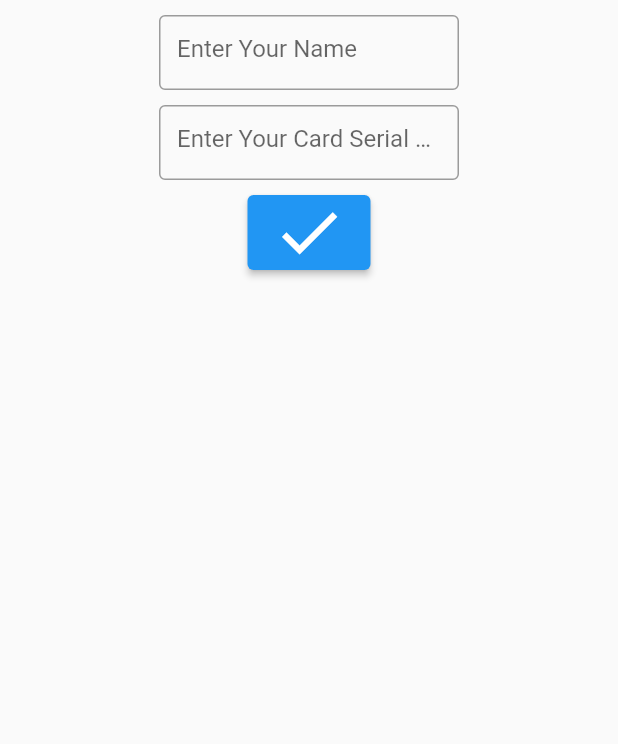
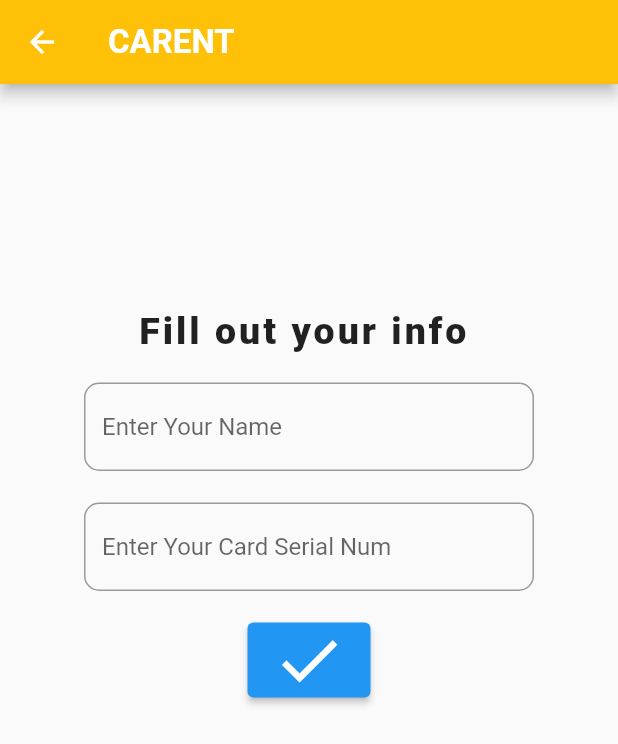
Before and after one commit to abed-hami/CaRent, a Flutter app: the InfoWidget screen opened directly, on a phone screen of 412 x 824 dp. Shown: the top 744 px of the screen. Run offline on Flutter 3.47's test engine with Material 2 defaults, Android fonts, the phone set to English and light mode, and no system bars.

```diff
--- a/lib/information.dart
+++ b/lib/information.dart
@@ -56,29 +56,59 @@ class _InfoWidgetState extends State<InfoWidget> {
   @override
   Widget build(BuildContext context) {
     return Scaffold(
+        appBar: AppBar(
+
+          title: const Text('CARENT'),
+          titleTextStyle: const TextStyle(
+              color: Colors.white,
+              fontSize: 22,
+              fontWeight: FontWeight.bold
+
+          ),
+          backgroundColor:  Colors.amber[500],
+        ),
        body: Center(child: Column(children: [
 
-          const SizedBox(height: 10),
+          const SizedBox(height: 150),
+         Text("Fill out your info ",style: TextStyle(fontSize: 25, fontWeight: FontWeight.w900,letterSpacing: 2),),
+         const SizedBox(height: 20),
 
-          SizedBox(width: 200, height: 50,
+         SizedBox(
+           width: 300,
+           height: 70,
+           child: TextField(
+             controller: _controllerName,
+             decoration: InputDecoration(
+               border: OutlineInputBorder(
+                 borderRadius: BorderRadius.all(Radius.circular(10)),
+               ),
+               hintText: 'Enter Your Name',
+             ),
+           ),
+         ),
 
-            child: TextField(controller: _controllerName,
+         const SizedBox(height: 10),
 
-                decoration: const InputDecoration(border: OutlineInputBorder(), hintText: 'Enter Your Name')),
+         SizedBox(
+           width: 300,
+           height: 70,
+           child: TextField(
+             controller: _controllerCard,
+             decoration: InputDecoration(
+               border: const OutlineInputBorder(
+                 borderSide: BorderSide(
+                   color: Colors.black,  // Border color
+                   width: 7,           // Border width
+                 ),
+                 borderRadius: BorderRadius.all(Radius.circular(10)),
+               ),
+               hintText: 'Enter Your Card Serial Num',
+             ),
+           ),
+         ),
 
-          ),
 
-          const SizedBox(height: 10),
-
-          SizedBox(width: 200, height: 50,
-
-            child: TextField(controller: _controllerCard,
-
-                decoration: const InputDecoration(border: OutlineInputBorder(), hintText: 'Enter Your Card Serial Num')),
-
-          ),
-
-          const SizedBox(height: 10),
+         const SizedBox(height: 10),
 
           ElevatedButton(onPressed: openBill,
 
--- a/lib/renter.dart
+++ b/lib/renter.dart
@@ -19,6 +19,6 @@ class Renter{
 
   @override
   String toString(){
-    return "Dear $_name your selected car has ben rented successfully ";
+    return "Dear $_name your selected car has ben rented successfully ! ";
   }
 }
```
Also changed, not shown: lib/bill.dart (+25 -20 lines).
